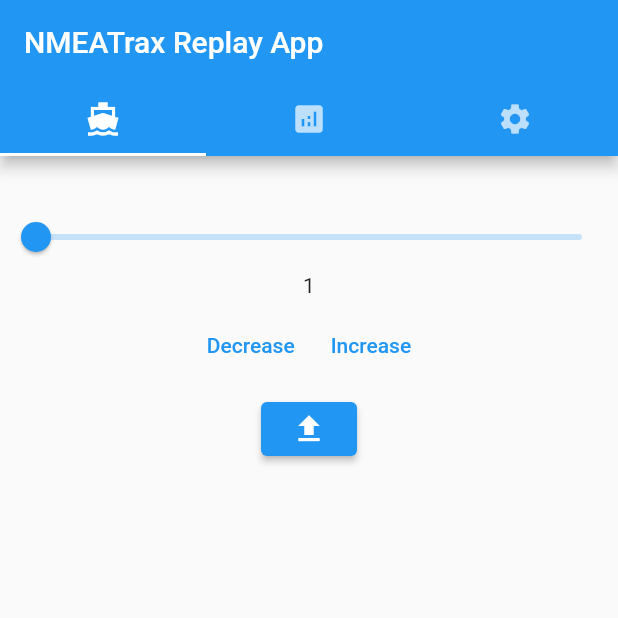
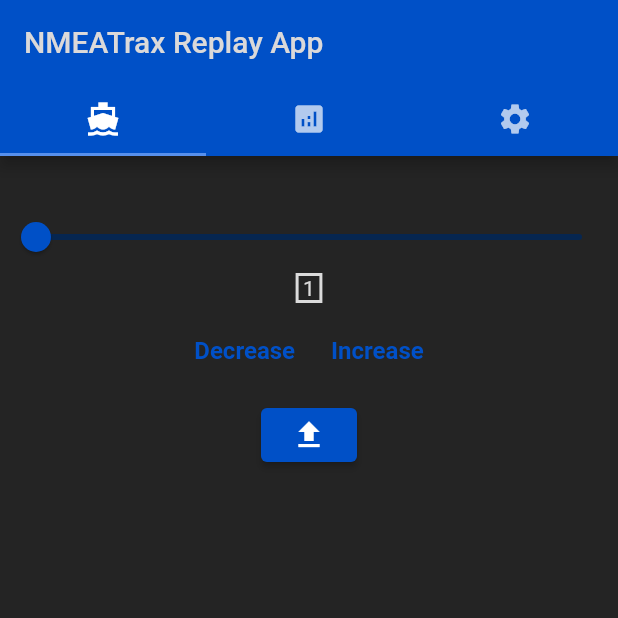
Before and after one commit to agk1190/NMEATrax-App, a Flutter app: the screen it shows after launch, on a phone screen of 412 x 824 dp, the top half of it. Run offline on Flutter 3.47's test engine with Material 2 defaults, Android fonts, the light colour scheme and no system bars; our stand-ins replace csv, file_picker, settings_ui.

Commit message:
added dark mode and nmeatrax color

```diff
--- a/lib/main.dart
+++ b/lib/main.dart
@@ -3,6 +3,36 @@
 import 'package:flutter/material.dart';
 import 'package:csv/csv.dart';
 import 'package:settings_ui/settings_ui.dart';
+
+ColorScheme myLightColors = const ColorScheme(
+  brightness: Brightness.light,
+  primary: Color(0xFF0050C7),
+  primaryContainer: Color.fromARGB(255, 118, 176, 241),
+  onPrimary: Color.fromARGB(255, 219, 217, 217),
+  secondary: Color.fromARGB(255, 87, 144, 236),
+  onSecondary: Color.fromARGB(255, 194, 194, 194),
+  error: Color(0xFFFF50C7),
+  onError: Colors.black,
+  background: Color.fromARGB(255, 240, 240, 240),
+  onBackground: Color.fromARGB(255, 22, 22, 22),
+  surface: Color.fromARGB(255, 231, 231, 231),
+  onSurface: Color.fromARGB(255, 219, 219, 219),
+);
+
+ColorScheme myDarkColors = const ColorScheme(
+  brightness: Brightness.dark,
+  primary: Color(0xFF0050C7),
+  primaryContainer: Color.fromARGB(255, 6, 38, 80),
+  onPrimary: Color.fromARGB(255, 219, 217, 217),
+  secondary: Color.fromARGB(255, 87, 144, 236),
+  onSecondary: Color.fromARGB(255, 194, 194, 194),
+  error: Color(0xFFFF50C7),
+  onError: Colors.black,
+  background: Color.fromARGB(255, 36, 36, 36),
+  onBackground: Color.fromARGB(255, 219, 219, 219),
+  surface: Color.fromARGB(255, 80, 76, 76),
+  onSurface: Color.fromARGB(255, 219, 219, 219),
+);
 
 Future<List<List<dynamic>>> _loadCSV(File filePath) async {
     String csvData = await filePath.readAsString();
@@ -31,9 +61,9 @@
   Widget build(BuildContext context) {
     return MaterialApp(
       title: 'NMEATrax Replay',
-      theme: ThemeData(
-        primarySwatch: Colors.blue,
-      ),
+      theme: ThemeData(colorScheme: myLightColors),
+      darkTheme: ThemeData(colorScheme: myDarkColors),
+      themeMode: ThemeMode.dark,
       home: const MyHomePage(title: 'NMEATrax Replay App'),
     );
   }
@@ -156,16 +186,21 @@
   }
 
   @override
-  Widget build(BuildContext context) {
+  Widget build(BuildContext mainContext) {
     return MaterialApp(
       title: 'NMEATrax Replay App',
       home: DefaultTabController(
         length: 3,
         child: Scaffold(
+          // backgroundColor: Theme.of(context).canvasColor,
+          backgroundColor: Theme.of(context).colorScheme.background,
           appBar: AppBar(
-            title: const Text('NMEATrax Replay App'),
-            bottom: const TabBar(
-              tabs: [
+            backgroundColor: Theme.of(context).colorScheme.primary,
+            iconTheme: Theme.of(context).primaryIconTheme,
+            title: Text('NMEATrax Replay App', style: TextStyle(color: Theme.of(context).colorScheme.onPrimary),),
+            bottom: TabBar(
+              indicatorColor: Theme.of(context).colorScheme.secondary,
+              tabs: const [
                 Tab(icon: Icon(Icons.directions_boat_sharp)),
                 Tab(icon: Icon(Icons.analytics)),
                 Tab(icon: Icon(Icons.settings)),
@@ -176,7 +211,7 @@
             children: [
               Column(children: <Widget>[
                 const SizedBox(height: 10,),
-                ListData(csvHeaderData: csvHeaderData, csvListData: csvListData, curLineNum: curLineNum),
+                ListData(csvHeaderData: csvHeaderData, csvListData: csvListData, curLineNum: curLineNum, mainContext: context),
                 const SizedBox(height: 20),
                 Slider(
                       value: curLineNum.toDouble(),
@@ -184,34 +219,107 @@
                       label: curLineNum.toString(),
                       max: maxLines.toDouble(),
                       min: 1,
+                      activeColor: Theme.of(context).colorScheme.primary,
+                      inactiveColor: Theme.of(context).colorScheme.primaryContainer,
                 ),
-                Text(curLineNum.toString()),
+                Container(
+                  padding: const EdgeInsets.fromLTRB(3.0, 0, 3.0, 0),
+                  decoration: BoxDecoration(
+                    border: Border.all(color: Theme.of(context).colorScheme.onBackground, width: 2,),
+                  ),
+                  child: Text(
+                    curLineNum.toString(),
+                    style: TextStyle(
+                      color: Theme.of(context).colorScheme.onBackground,
+                    ),
+                  ),
+                ),
                 ButtonBar(
                   alignment: MainAxisAlignment.center,
                   children: [
-                    TextButton(onPressed: _decrCurLineNum, child: const Text("Decrease")),
-                    TextButton(onPressed: _incrCurLineNum, child: const Text("Increase")),
+                    TextButton(
+                      onPressed: _decrCurLineNum,
+                      child: Text(
+                        "Decrease",
+                        style: TextStyle(
+                          color: Theme.of(context).colorScheme.primary,
+                          fontWeight: FontWeight.bold,
+                          fontSize: 16
+                        ),
+                      )
+                    ),
+                    TextButton(
+                      onPressed: _incrCurLineNum,
+                      child: Text(
+                        "Increase",
+                        style: TextStyle(
+                          color: Theme.of(context).colorScheme.primary,
+                          fontWeight: FontWeight.bold,
+                          fontSize: 16
+                        ),
+                      )
+                    ),
                   ],
                 ),
-                ElevatedButton(onPressed: _getCSV, child: const Icon(Icons.file_upload)),
+                ElevatedButton(
+                  onPressed: _getCSV,
+                  style: ButtonStyle(
+                    backgroundColor: MaterialStateProperty.all<Color>(Theme.of(context).colorScheme.primary),
+                  ),
+                  child: const Icon(Icons.file_upload),
+                ),
               ],),
               SingleChildScrollView(
                 child: Column(
                   children: <Widget>[
                     const SizedBox(height: 30,),
-                    ElevatedButton(onPressed: _analyzeData, child: const Text("Analyze All")),
+                    ElevatedButton(
+                      onPressed: _analyzeData,
+                      style: ButtonStyle(backgroundColor: MaterialStateProperty.all<Color>(Theme.of(context).colorScheme.primary)),
+                      child: const Text("Analyze All")
+                    ),
                     const SizedBox(height: 10,),
-                    Text("Results:\n$errCount Violations Found", style: const TextStyle(fontWeight: FontWeight.bold, fontSize: 16), textAlign: TextAlign.center),
+                    Text(
+                      "Results:\n$errCount Violations Found",
+                      style: TextStyle(
+                        fontWeight: FontWeight.bold,
+                        fontSize: 16,
+                        color: Theme.of(context).colorScheme.onBackground,
+                      ),
+                      textAlign: TextAlign.center
+                    ),
                     const SizedBox(height: 10,),
-                    Text(analyzedResults),
+                    Text(
+                      analyzedResults,
+                      style: TextStyle(color: Theme.of(context).colorScheme.onBackground),
+                    ),
                   ],
                 ),
               ),
-              SettingsList(
+              SingleChildScrollView(
+                child: SettingsList(
+                  shrinkWrap: true,
+                  darkTheme: SettingsThemeData(
+                    settingsSectionBackground: Theme.of(context).colorScheme.background,
+                    settingsListBackground: Theme.of(context).colorScheme.background,
+                    titleTextColor: Theme.of(context).colorScheme.onBackground,
+                  ),
+                  lightTheme: SettingsThemeData(
+                    settingsSectionBackground: Theme.of(context).colorScheme.background,
+                    settingsListBackground: Theme.of(context).colorScheme.background,
+                    titleTextColor: Theme.of(context).colorScheme.onBackground,
+                  ),
                   platform: DevicePlatform.android,
                   sections: [
                     SettingsSection(
-                    title: const Text("Analyze - Lower Limits", style: TextStyle(fontWeight: FontWeight.bold, fontSize: 22),),
+                      title: const Text(
+                        "Analyze - Lower Limits",
+                        style: TextStyle(
+                          fontWeight: FontWeight.bold,
+                          fontSize: 22,
+                          decoration: TextDecoration.underline,
+                        ),
+                      ),
                       // tiles: <SettingsTile>[
                       //   // SettingsTile.switchTile(
                       //   //   onToggle: (value) {sta = !sta; setState(() {});},
@@ -223,28 +331,36 @@
 
                       //https://stackoverflow.com/a/61674640 .map()
                       tiles: csvHeaderData.map((e) => SettingsTile.navigation(
-                        leading: const Icon(Icons.settings_applications),
-                        title: Text("Lower $e Limit"),
-                        value: Text(lowerLimits[e].toString()),
+                          leading: Icon(Icons.settings_applications, color: Theme.of(context).colorScheme.onBackground),
+                          title: Text("Lower $e Limit", style: TextStyle(color: Theme.of(context).colorScheme.onBackground),),
+                          value: Text(lowerLimits[e].toString(), style: TextStyle(color: Theme.of(context).colorScheme.onBackground),),
                           onPressed: (context) {
-                          showInputDialog(context, "Lower $e Limit", e, false);
+                            showInputDialog(mainContext, "Lower $e Limit", e, false);
                           },
                         )
                       ).toList(),
                     ),
                     SettingsSection(
-                    title: const Text("Analyze - Upper Limits", style: TextStyle(fontWeight: FontWeight.bold, fontSize: 22),),
+                      title: const Text(
+                        "Analyze - Upper Limits",
+                        style: TextStyle(
+                          fontWeight: FontWeight.bold,
+                          fontSize: 22,
+                          decoration: TextDecoration.underline,
+                        ),
+                      ),
                       tiles: csvHeaderData.map((e) => SettingsTile.navigation(
-                        leading: const Icon(Icons.settings_applications),
-                        title: Text("Upper $e Limit"),
-                        value: Text(upperLimits[e].toString()),
+                          leading: Icon(Icons.settings_applications, color: Theme.of(context).colorScheme.onBackground),
+                          title: Text("Upper $e Limit", style: TextStyle(color: Theme.of(context).colorScheme.onBackground),),
+                          value: Text(upperLimits[e].toString(), style: TextStyle(color: Theme.of(context).colorScheme.onBackground),),
                           onPressed: (context) {
-                          showInputDialog(context, "Upper $e Limit", e, true);
+                            showInputDialog(mainContext, "Upper $e Limit", e, true);
                           },
                         )
                       ).toList(),
                     ),
                   ],
+                ),
               ),
             ]
           ),
@@ -272,20 +388,29 @@
       },
     );
     AlertDialog alert = AlertDialog(
+      backgroundColor: Theme.of(context).colorScheme.surface,
       title: Text(title),
       content: TextField(
         autofocus: true,
         onChanged: (value) {
           setState(() {
+            try {
               input = int.parse(value);
+            } on Exception catch (e) {
+              // TODO
+            }
           });
         },
         onSubmitted: (value) {
           setState(() {
+            try {
               if (upper) {
                 upperLimits[e] = int.parse(value);
               } else {
                 lowerLimits[e] = int.parse(value);
+              }
+            } on Exception catch (e) {
+              // TODO
             }
           });
           Navigator.of(context, rootNavigator: true).pop();
@@ -316,11 +441,13 @@
     required this.csvHeaderData,
     required this.csvListData,
     required this.curLineNum,
+    required this.mainContext,
   });
 
   final List csvHeaderData;
   final List<List> csvListData;
   final int curLineNum;
+  final dynamic mainContext;
 
   @override
   Widget build(BuildContext context) {
@@ -341,8 +468,8 @@
             Row(
               mainAxisAlignment: MainAxisAlignment.center,
               children: [
-                Text("${csvListData[0][index]}:", textAlign: TextAlign.right, ),
-                Text(" ${csvListData[curLineNum][index]}", textAlign: TextAlign.left, style: const TextStyle(fontWeight: FontWeight.bold),)
+                Text("${csvListData[0][index]}:", textAlign: TextAlign.right, style: TextStyle(color: Theme.of(mainContext).colorScheme.onBackground)),
+                Text(" ${csvListData[curLineNum][index]}", textAlign: TextAlign.left, style: TextStyle(fontWeight: FontWeight.bold, color: Theme.of(mainContext).colorScheme.onBackground),)
               ],
             )
         );
```
Lines whose indentation alone changed are shown as unchanged.
